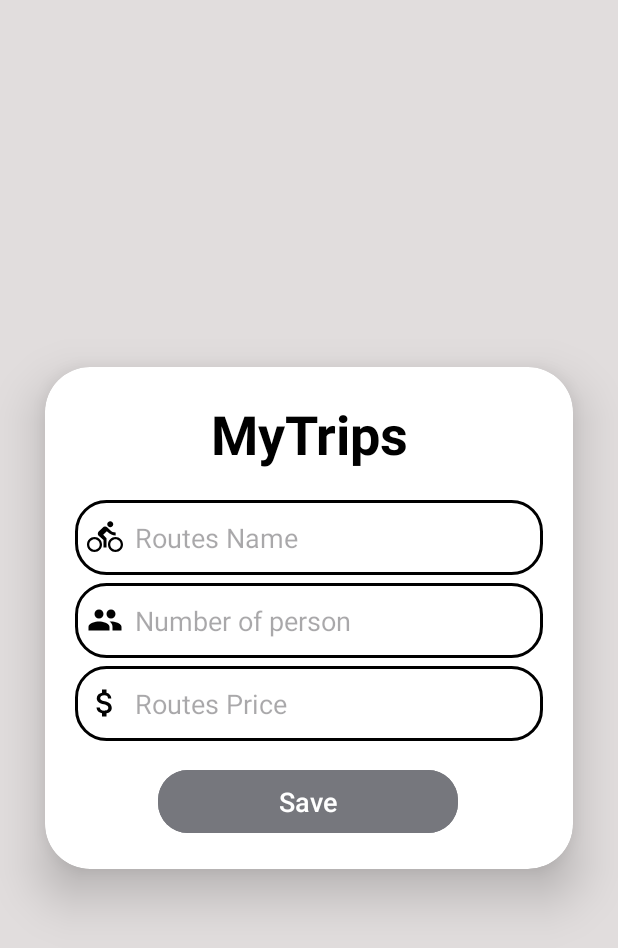
After one commit to apathy1995/ParaFare, an Android app: the MyTripsActivity screen opened directly, with no data from a screen before it, on a phone screen of 412 x 824 dp. The commit adds this screen. Shown: the top 948 px of the screen. Run offline under Robolectric (Android 15) with nearby library versions, the phone set to English and light mode, and no system bars; our stand-ins replace Firebase (no records; nobody signed in at launch, a user with empty details on screens opened directly).

Commit message:
ParaFare_hakdog_burger_cheese_ham_egg_ewan

```diff
--- /dev/null
+++ b/app/src/main/java/com/example/logintricyfare/MyTripsActivity.java
@@ -0,0 +1,117 @@
+package com.example.logintricyfare;
+
+import android.os.Bundle;
+import android.text.TextUtils;
+import android.view.View;
+import android.widget.Button;
+import android.widget.EditText;
+import android.widget.Toast;
+
+import androidx.activity.EdgeToEdge;
+import androidx.appcompat.app.AppCompatActivity;
+import androidx.core.graphics.Insets;
+import androidx.core.view.ViewCompat;
+import androidx.core.view.WindowInsetsCompat;
+
+import com.google.firebase.auth.FirebaseAuth;
+import com.google.firebase.auth.FirebaseUser;
+import com.google.firebase.database.DatabaseReference;
+import com.google.firebase.database.FirebaseDatabase;
+import com.google.firebase.firestore.DocumentReference;
+import com.google.firebase.firestore.FirebaseFirestore;
+
+import java.text.SimpleDateFormat;
+import java.util.Calendar;
+
+public class MyTripsActivity extends AppCompatActivity {
+
+    EditText editText;
+    Button button;
+    FirebaseDatabase database = FirebaseDatabase.getInstance();
+    DatabaseReference AllMyTrips, UserMyTrips;
+    DatabaseReference reference;
+    FirebaseFirestore db = FirebaseFirestore.getInstance();
+    DocumentReference documentReference;
+    MyTrips myTrips;
+    String name, url, privacy, uid;
+
+    @Override
+    protected void onCreate(Bundle savedInstanceState) {
+        super.onCreate(savedInstanceState);
+        setContentView(R.layout.activity_my_trips);
+
+        FirebaseUser user = FirebaseAuth.getInstance().getCurrentUser();
+        String currentUserid = user.getUid();
+
+        editText = findViewById(R.id.add_routes);
+        editText = findViewById(R.id.add_numberofperson);
+        editText = findViewById(R.id.add_price);
+        button = findViewById(R.id.savetrips_btn);
+        documentReference = db.collection("users").document(currentUserid);
+
+        AllMyTrips = database.getReference("All MyTrips");
+        UserMyTrips = database.getReference("User MyTrips").child(currentUserid);
+
+        myTrips = new MyTrips();
+
+        button.setOnClickListener(new View.OnClickListener() {
+            @Override
+            public void onClick(View v) {
+                String routes_name = editText.getText().toString();
+                String number_of_person = editText.getText().toString();
+                String routes_price = editText.getText().toString();
+
+                Calendar cdate = Calendar.getInstance();
+                SimpleDateFormat currentdate = new SimpleDateFormat("dd-MMMM-yyyy");
+                final String savedate = currentdate.format(cdate.getTime());
+
+                Calendar ctime = Calendar.getInstance();
+                SimpleDateFormat currenttime = new SimpleDateFormat("HH:mm:ss");
+                final String savetime = currenttime.format(ctime.getTime());
+
+                String time = savedate +":"+ savetime;
+
+                if (!TextUtils.isEmpty(routes_name) && !TextUtils.isEmpty(number_of_person) && !TextUtils.isEmpty(routes_price)){
+
+                    myTrips.setRoutesName(routes_name);
+                    myTrips.setRoutesPrice(routes_price);
+                    myTrips.setNumberOfPerson(number_of_person);
+                    myTrips.setName(name);
+                    myTrips.setPrivacy(privacy);
+                    myTrips.setUrl(url);
+                    myTrips.setUserId(uid);
+                    myTrips.setTime(time);
+
+                    String id = UserMyTrips.push().getKey();
+                    UserMyTrips.child(id).setValue(myTrips);
+
+                    String child = AllMyTrips.push().getKey();
+                    myTrips.setKey(id);
+                    AllMyTrips.child(child).setValue(myTrips);
+                    Toast.makeText(MyTripsActivity.this,"Saved", Toast.LENGTH_SHORT).show();
+
+                }else{
+                    Toast.makeText(MyTripsActivity.this,"Please answer", Toast.LENGTH_SHORT).show();
+                }
+
+            }
+        });
+    }
+
+    @Override
+    protected void onStart() {
+        super.onStart();
+
+        documentReference.get().addOnCompleteListener((task) -> {
+
+            if (task.getResult().exists()){
+                name= task.getResult().getString("name");
+                url = task.getResult().getString("url");
+                privacy = task.getResult().getString("privacy");
+                uid = task.getResult().getString("uid");
+            }else{
+                Toast.makeText(MyTripsActivity.this, "Error", Toast.LENGTH_SHORT).show();
+            }
+        });
+    }
+}
--- a/app/src/main/java/com/example/logintricyfare/MyTripsRecyclerViewAdapter.java
+++ b/app/src/main/java/com/example/logintricyfare/MyTripsRecyclerViewAdapter.java
@@ -39,10 +39,7 @@ public class MyTripsRecyclerViewAdapter extends RecyclerView.Adapter<MyTripsRecy
 
     @Override
     public void onBindViewHolder(@NonNull MyTripsRecyclerViewAdapter.MyViewHolder holder, int position) {
-        holder.txtMyTripsRoutesName.setText(mMyTripsList.get(position).getMyTripsRoutesName());
-        holder.txtMyTripsRoutesDistance.setText(mMyTripsList.get(position).getMyTripsRoutesDistance());
-        holder.txtMyTripsRoutesPrice.setText(mMyTripsList.get(position).getMyTripsRoutesPrice());
-        holder.imgMyTripsLocation.setImageResource(mMyTripsList.get(position).getMyTripsLocationIcon());
+
 
     }
 
--- a/app/src/main/java/com/example/logintricyfare/SignUpActivity.java
+++ b/app/src/main/java/com/example/logintricyfare/SignUpActivity.java
@@ -104,6 +104,7 @@ public class SignUpActivity extends AppCompatActivity {
                                 user.put("username",username);
                                 user.put("email", email);
                                 user.put("phoneNumber", phoneNumber);
+                                user.put("password", pass);
                                 documentReference.set(user)
                                         .addOnCompleteListener(new OnCompleteListener<Void>() {
                                             @Override
--- /dev/null
+++ b/app/src/main/res/drawable/baseline_add_24.xml
@@ -0,0 +1,5 @@
+<vector xmlns:android="http://schemas.android.com/apk/res/android" android:height="24dp" android:tint="#FF000000" android:viewportHeight="24" android:viewportWidth="24" android:width="24dp">
+
+    <path android:fillColor="@android:color/black" android:pathData="M19,13h-6v6h-2v-6H5v-2h6V5h2v6h6v2z"/>
+
+</vector>
--- /dev/null
+++ b/app/src/main/res/drawable/baseline_attach_money_24.xml
@@ -0,0 +1,5 @@
+<vector xmlns:android="http://schemas.android.com/apk/res/android" android:height="24dp" android:tint="#020202" android:viewportHeight="24" android:viewportWidth="24" android:width="24dp">
+
+    <path android:fillColor="@android:color/white" android:pathData="M11.8,10.9c-2.27,-0.59 -3,-1.2 -3,-2.15 0,-1.09 1.01,-1.85 2.7,-1.85 1.78,0 2.44,0.85 2.5,2.1h2.21c-0.07,-1.72 -1.12,-3.3 -3.21,-3.81V3h-3v2.16c-1.94,0.42 -3.5,1.68 -3.5,3.61 0,2.31 1.91,3.46 4.7,4.13 2.5,0.6 3,1.48 3,2.41 0,0.69 -0.49,1.79 -2.7,1.79 -2.06,0 -2.87,-0.92 -2.98,-2.1h-2.2c0.12,2.19 1.76,3.42 3.68,3.83V21h3v-2.15c1.95,-0.37 3.5,-1.5 3.5,-3.55 0,-2.84 -2.43,-3.81 -4.7,-4.4z"/>
+
+</vector>
--- /dev/null
+++ b/app/src/main/res/drawable/baseline_people_24.xml
@@ -0,0 +1,5 @@
+<vector xmlns:android="http://schemas.android.com/apk/res/android" android:height="24dp" android:tint="#020202" android:viewportHeight="24" android:viewportWidth="24" android:width="24dp">
+
+    <path android:fillColor="@android:color/white" android:pathData="M16,11c1.66,0 2.99,-1.34 2.99,-3S17.66,5 16,5c-1.66,0 -3,1.34 -3,3s1.34,3 3,3zM8,11c1.66,0 2.99,-1.34 2.99,-3S9.66,5 8,5C6.34,5 5,6.34 5,8s1.34,3 3,3zM8,13c-2.33,0 -7,1.17 -7,3.5L1,19h14v-2.5c0,-2.33 -4.67,-3.5 -7,-3.5zM16,13c-0.29,0 -0.62,0.02 -0.97,0.05 1.16,0.84 1.97,1.97 1.97,3.45L17,19h6v-2.5c0,-2.33 -4.67,-3.5 -7,-3.5z"/>
+
+</vector>
--- /dev/null
+++ b/app/src/main/res/layout/activity_my_trips.xml
@@ -0,0 +1,91 @@
+<?xml version="1.0" encoding="utf-8"?>
+<LinearLayout xmlns:android="http://schemas.android.com/apk/res/android"
+    xmlns:app="http://schemas.android.com/apk/res-auto"
+    xmlns:tools="http://schemas.android.com/tools"
+    android:id="@+id/main"
+    android:layout_width="match_parent"
+    android:layout_height="match_parent"
+    tools:context=".MyTripsActivity"
+    android:background="@color/grey"
+    android:gravity="center"
+    android:orientation="vertical">
+
+    <androidx.cardview.widget.CardView
+        android:layout_width="match_parent"
+        android:layout_height="wrap_content"
+        android:layout_margin="30dp"
+        app:cardCornerRadius="30dp"
+        app:cardElevation="20dp"
+        android:background="@drawable/custom_edittext">
+
+        <LinearLayout
+            android:layout_width="match_parent"
+            android:layout_height="wrap_content"
+            android:orientation="vertical"
+            android:layout_gravity="center_horizontal"
+            android:padding="20dp">
+
+            <TextView
+                android:layout_width="match_parent"
+                android:layout_height="wrap_content"
+                android:text="MyTrips"
+                android:textSize="36sp"
+                android:textAlignment="center"
+                android:textStyle="bold"
+                android:textColor="@color/black"/>
+
+            <EditText
+                android:layout_width="match_parent"
+                android:layout_height="50dp"
+                android:id="@+id/add_routes"
+                android:background="@drawable/custom_edittext"
+                android:drawableLeft="@drawable/baseline_directions_bike_24"
+                android:drawablePadding="8dp"
+                android:hint="Routes Name"
+                android:padding="8dp"
+                android:textColor="@color/black"
+                android:textColorHighlight="@color/cardview_dark_background"
+                android:layout_marginTop="20dp"/>
+
+            <EditText
+                android:layout_width="match_parent"
+                android:layout_height="50dp"
+                android:id="@+id/add_numberofperson"
+                android:background="@drawable/custom_edittext"
+                android:drawableLeft="@drawable/baseline_people_24"
+                android:drawablePadding="8dp"
+                android:hint="Number of person"
+                android:padding="8dp"
+                android:textColor="@color/black"
+                android:textColorHighlight="@color/cardview_dark_background"
+                android:layout_marginTop="5dp"/>
+
+            <EditText
+                android:layout_width="match_parent"
+                android:layout_height="50dp"
+                android:id="@+id/add_price"
+                android:background="@drawable/custom_edittext"
+                android:drawableLeft="@drawable/baseline_attach_money_24"
+                android:drawablePadding="8dp"
+                android:hint="Routes Price"
+                android:padding="8dp"
+                android:textColor="@color/black"
+                android:textColorHighlight="@color/cardview_dark_background"
+                android:layout_marginTop="5dp"/>
+
+            <Button
+                android:layout_width="200dp"
+                android:layout_height="50dp"
+                android:layout_marginTop="15dp"
+                android:layout_marginStart="55dp"
+                android:backgroundTint="@color/material_dynamic_neutral50"
+                android:id="@+id/savetrips_btn"
+                android:text="Save"
+                android:textSize="18sp"
+                app:cornerRadius = "20dp"/>
+
+        </LinearLayout>
+
+    </androidx.cardview.widget.CardView>
+
+</LinearLayout>
--- a/app/src/main/res/layout/item.xml
+++ b/app/src/main/res/layout/item.xml
@@ -5,10 +5,9 @@
     xmlns:app="http://schemas.android.com/apk/res-auto"
     android:layout_width="match_parent"
     android:layout_height="wrap_content"
-    android:orientation="vertical"
     android:layout_marginTop="12dp"
-    android:layout_marginLeft="16dp"
-    android:layout_marginRight="16dp"
+    android:layout_marginLeft="10dp"
+    android:layout_marginRight="10dp"
     app:cardBackgroundColor="@color/grey"
     app:cardCornerRadius="18dp"
     app:contentPadding="5dp"
```
Also changed, not shown: app/src/main/AndroidManifest.xml (+5 -3 lines), app/src/main/java/com/example/logintricyfare/MyTrips.java (+54 -31 lines), app/src/main/java/com/example/logintricyfare/MyTripsFragment.java (+55 -20 lines), app/src/main/java/com/example/logintricyfare/RecyclerViewAdapter.java (+3 -8 lines), app/src/main/res/layout/fragment_my_trips.xml (+25 -1 lines).
